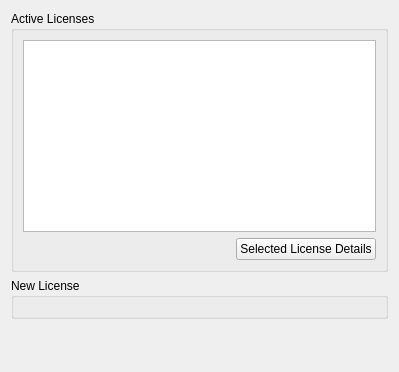
Before: the Qt Designer form client/src/ui/widgets/settings/license_manager_widget.ui in networkoptix/nx_open, drawn with Qt 5.
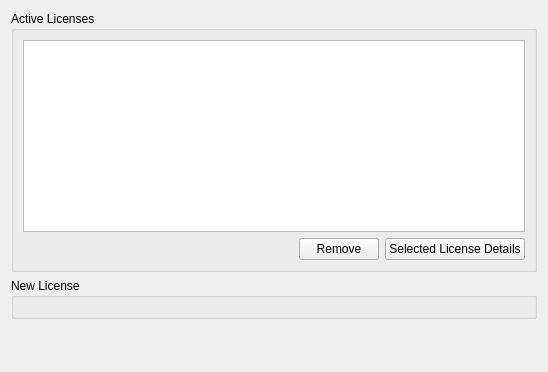
After: the same form once the commit is applied. Custom widgets are drawn as their Qt base class.

Commit message:
(Issue #3672) :  Add possibility to delete invalid licenses.
<==== Mercurial data ====>
Branch: master

Diff of the .ui file:
```diff
--- a/client/src/ui/widgets/settings/license_manager_widget.ui
+++ b/client/src/ui/widgets/settings/license_manager_widget.ui
@@ -6,7 +6,7 @@
    <rect>
     <x>0</x>
     <y>0</y>
-    <width>399</width>
+    <width>548</width>
     <height>372</height>
    </rect>
   </property>
@@ -36,10 +36,17 @@
          </widget>
         </item>
         <item>
-         <layout class="QHBoxLayout" name="horizontalLayout" stretch="1,0">
+         <layout class="QHBoxLayout" name="horizontalLayout" stretch="1,0,0">
           <item>
            <widget class="QLabel" name="infoLabel"/>
           </item>
+          <item>
+           <widget class="QPushButton" name="removeButton">
+            <property name="text">
+             <string>Remove</string>
+            </property>
+           </widget>
+          </item>
           <item>
            <widget class="QPushButton" name="detailsButton">
             <property name="text">
```
The commit also changes 15 other files.
